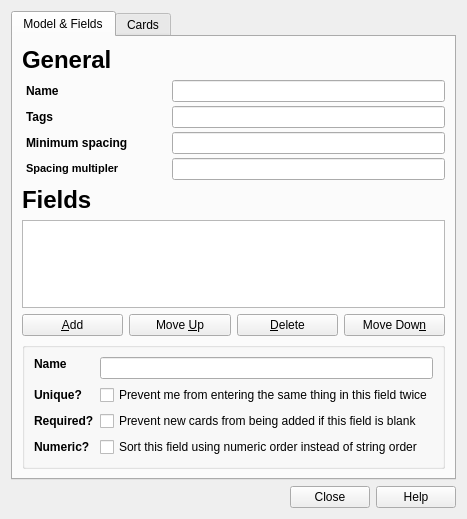
Qt form designer/modelproperties.ui (ankitects/anki) before a commit.
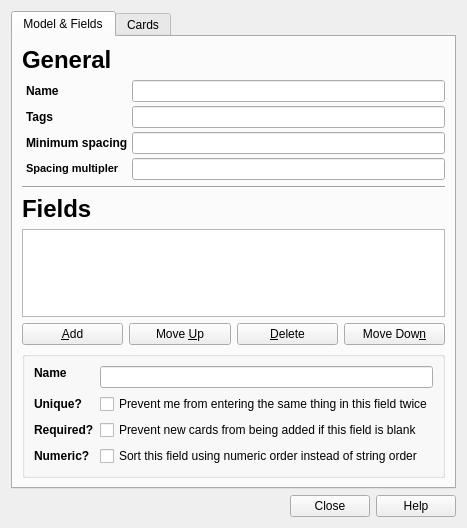
The same form after that commit.

```diff
--- a/designer/modelproperties.ui
+++ b/designer/modelproperties.ui
@@ -9,7 +9,7 @@
     <x>0</x>
     <y>0</y>
     <width>428</width>
-    <height>519</height>
+    <height>528</height>
    </rect>
   </property>
   <property name="windowTitle" >
@@ -27,7 +27,7 @@
         <x>0</x>
         <y>0</y>
         <width>412</width>
-        <height>453</height>
+        <height>462</height>
        </rect>
       </property>
       <attribute name="title" >
@@ -65,7 +65,7 @@
            </property>
           </widget>
          </item>
-         <item row="0" column="2" >
+         <item row="0" column="1" >
           <widget class="QLineEdit" name="name" />
          </item>
          <item row="1" column="0" >
@@ -81,7 +81,7 @@
            </property>
           </widget>
          </item>
-         <item row="1" column="2" >
+         <item row="1" column="1" >
           <widget class="QLineEdit" name="tags" />
          </item>
          <item row="2" column="0" >
@@ -108,38 +108,29 @@
            </property>
           </widget>
          </item>
-         <item row="2" column="2" >
+         <item row="2" column="1" >
           <layout class="QHBoxLayout" name="horizontalLayout_3" >
            <item>
             <widget class="QLineEdit" name="initialSpacing" />
            </item>
           </layout>
          </item>
-         <item row="3" column="2" >
+         <item row="3" column="1" >
           <layout class="QHBoxLayout" name="horizontalLayout_4" >
            <item>
             <widget class="QLineEdit" name="spacing" />
            </item>
           </layout>
          </item>
-         <item row="0" column="1" >
-          <spacer name="horizontalSpacer_2" >
-           <property name="orientation" >
-            <enum>Qt::Horizontal</enum>
-           </property>
-           <property name="sizeType" >
-            <enum>QSizePolicy::Fixed</enum>
-           </property>
-           <property name="sizeHint" stdset="0" >
-            <size>
-             <width>40</width>
-             <height>20</height>
-            </size>
-           </property>
-          </spacer>
-         </item>
         </layout>
        </item>
+       <item>
+        <widget class="Line" name="line" >
+         <property name="orientation" >
+          <enum>Qt::Horizontal</enum>
+         </property>
+        </widget>
+       </item>
        <item>
         <widget class="QLabel" name="label_6" >
          <property name="text" >
```
Left out of the diff: 2 changed lines with no effect on the pictures.
